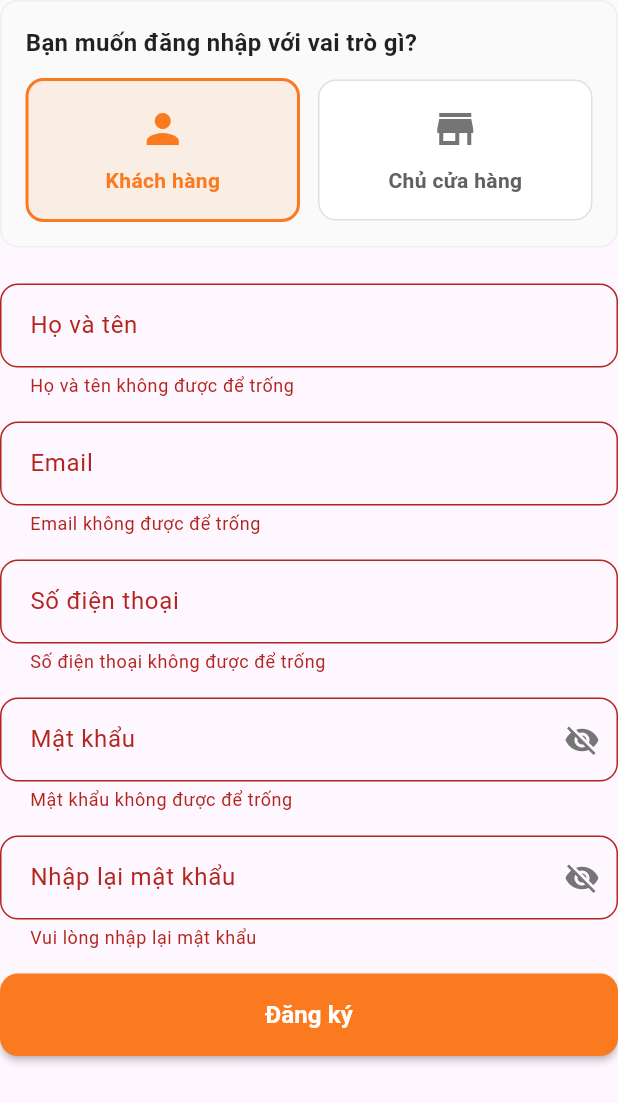
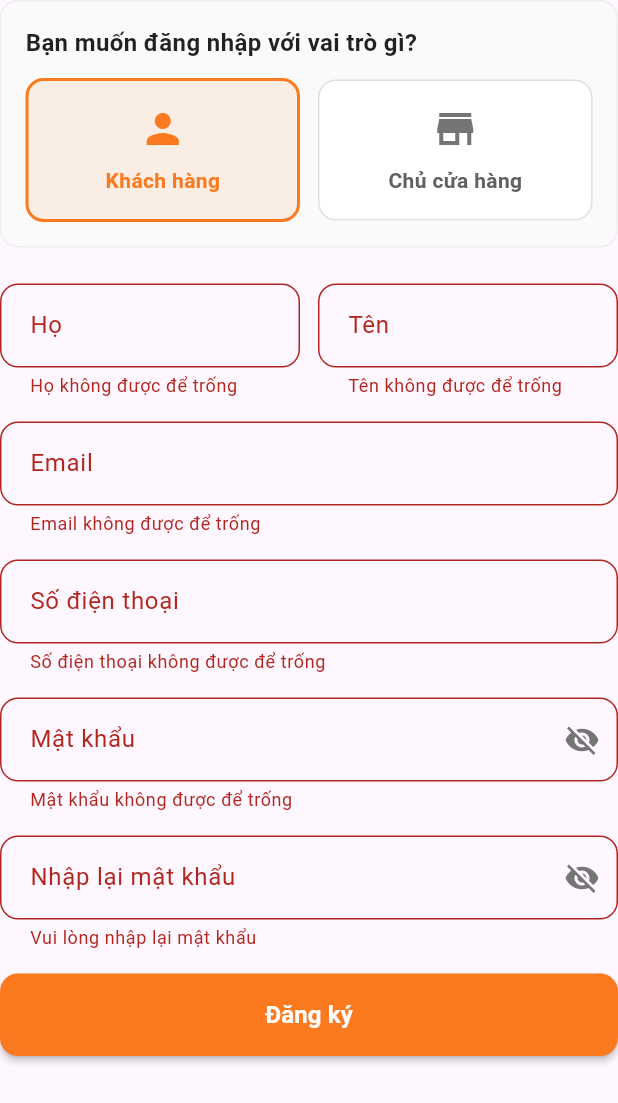
Before and after one commit to tuanbin298/PickMe, a Flutter app: the RegisterForm widget shown alone on an empty page, opened directly, after a tap on "Đăng ký", on a phone screen of 412 x 824 dp. Shown: the top 1103 px of the screen. Run offline on Flutter 3.47's test engine with Material 3 defaults, Android fonts, the phone set to English and light mode, and no system bars; our stand-ins replace flutter_dotenv, shared_preferences; accounts and stored records are empty.

Commit message:
Add logic Register

```diff
--- /dev/null
+++ b/pickme_fe_app/devtools_options.yaml
@@ -0,0 +1,3 @@
+description: This file stores settings for Dart & Flutter DevTools.
+documentation: https://docs.flutter.dev/tools/devtools/extensions#configure-extension-enablement-states
+extensions:
--- /dev/null
+++ b/pickme_fe_app/lib/features/auth/model/registered_user.dart
@@ -0,0 +1,51 @@
+class RegisteredUser {
+  final String id;
+  final String username;
+  final String email;
+  final String firstName;
+  final String lastName;
+  final String role;
+  final String? createdAt;
+  final String? lastLoginAt;
+  final bool isActive;
+
+  RegisteredUser({
+    required this.id,
+    required this.username,
+    required this.email,
+    required this.firstName,
+    required this.lastName,
+    required this.role,
+    this.createdAt,
+    this.lastLoginAt,
+    required this.isActive,
+  });
+
+  factory RegisteredUser.fromJson(Map<String, dynamic> json) {
+    return RegisteredUser(
+      id: json['id'] ?? '',
+      username: json['username'] ?? '',
+      email: json['email'] ?? '',
+      firstName: json['firstName'] ?? '',
+      lastName: json['lastName'] ?? '',
+      role: json['role'] ?? '',
+      createdAt: json['createdAt'],
+      lastLoginAt: json['lastLoginAt'],
+      isActive: json['isActive'] ?? false,
+    );
+  }
+
+  Map<String, dynamic> toJson() {
+    return {
+      'id': id,
+      'username': username,
+      'email': email,
+      'firstName': firstName,
+      'lastName': lastName,
+      'role': role,
+      'createdAt': createdAt,
+      'lastLoginAt': lastLoginAt,
+      'isActive': isActive,
+    };
+  }
+}
--- a/pickme_fe_app/lib/features/auth/widgets/register_form.dart
+++ b/pickme_fe_app/lib/features/auth/widgets/register_form.dart
@@ -1,6 +1,7 @@
 import 'package:flutter/material.dart';
-import 'package:shared_preferences/shared_preferences.dart';
 import 'package:pickme_fe_app/core/theme/app_colors.dart';
+import 'package:pickme_fe_app/features/auth/services/register_services.dart';
+import 'package:pickme_fe_app/core/utils/notification_service.dart';
 
 class RegisterForm extends StatefulWidget {
   const RegisterForm({super.key});
@@ -11,7 +12,10 @@ class RegisterForm extends StatefulWidget {
 
 class _RegisterFormState extends State<RegisterForm> {
   final _formKey = GlobalKey<FormState>();
-  final fullNameController = TextEditingController();
+
+  final firstNameController = TextEditingController();
+  final lastNameController = TextEditingController();
+  final emailController = TextEditingController();
   final phoneController = TextEditingController();
   final passwordController = TextEditingController();
   final confirmPasswordController = TextEditingController();
@@ -20,30 +24,43 @@ class _RegisterFormState extends State<RegisterForm> {
   bool showConfirmPassword = false;
   bool isLoading = false;
 
-  String selectedRole = 'customer';
+  String selectedRole = 'Customer';
 
   void handleRegister() async {
     if (!_formKey.currentState!.validate()) return;
 
     setState(() => isLoading = true);
-    await Future.delayed(const Duration(seconds: 1));
 
-    SharedPreferences prefs = await SharedPreferences.getInstance();
-    await prefs.setString("fullName", fullNameController.text.trim());
-    await prefs.setString("phone", phoneController.text.trim());
+    final service = RegisterServices();
+    final result = await service.register(
+      username: phoneController.text.trim(),
+      email: emailController.text.trim(),
+      firstName: firstNameController.text.trim(),
+      lastName: lastNameController.text.trim(),
+      password: passwordController.text.trim(),
+      role: selectedRole.toLowerCase(), // backend thường dùng lowercase
+    );
 
     setState(() => isLoading = false);
 
-    ScaffoldMessenger.of(
+    if (result != null) {
+      NotificationService.showSuccess(context, "Đăng ký thành công");
+
+      Future.delayed(const Duration(milliseconds: 800), () {
+        Navigator.of(context).pushReplacementNamed('/login');
+      });
+    } else {
+      NotificationService.showError(
         context,
-    ).showSnackBar(const SnackBar(content: Text("Đăng ký thành công")));
+        "Đăng ký thất bại. Vui lòng thử lại",
+      );
+    }
   }
 
   @override
   Widget build(BuildContext context) {
     return Form(
       key: _formKey,
-
       autovalidateMode: AutovalidateMode.onUserInteraction,
       child: Column(
         crossAxisAlignment: CrossAxisAlignment.stretch,
@@ -68,27 +85,26 @@ class _RegisterFormState extends State<RegisterForm> {
                   ),
                 ),
                 const SizedBox(height: 12),
-
                 Row(
                   children: [
                     // Customer
                     Expanded(
                       child: GestureDetector(
                         onTap: () {
-                          setState(() => selectedRole = 'customer');
+                          setState(() => selectedRole = 'Customer');
                         },
                         child: Container(
                           padding: const EdgeInsets.all(16),
                           decoration: BoxDecoration(
-                            color: selectedRole == 'customer'
+                            color: selectedRole == 'Customer'
                                 ? AppColors.primary.withOpacity(0.1)
                                 : Colors.white,
                             borderRadius: BorderRadius.circular(12),
                             border: Border.all(
-                              color: selectedRole == 'customer'
+                              color: selectedRole == 'Customer'
                                   ? AppColors.primary
                                   : Colors.grey[300]!,
-                              width: selectedRole == 'customer' ? 2 : 1,
+                              width: selectedRole == 'Customer' ? 2 : 1,
                             ),
                           ),
                           child: Column(
@@ -96,7 +112,7 @@ class _RegisterFormState extends State<RegisterForm> {
                               Icon(
                                 Icons.person,
                                 size: 32,
-                                color: selectedRole == 'customer'
+                                color: selectedRole == 'Customer'
                                     ? AppColors.primary
                                     : Colors.grey[600],
                               ),
@@ -106,7 +122,7 @@ class _RegisterFormState extends State<RegisterForm> {
                                 style: TextStyle(
                                   fontSize: 14,
                                   fontWeight: FontWeight.w600,
-                                  color: selectedRole == 'customer'
+                                  color: selectedRole == 'Customer'
                                       ? AppColors.primary
                                       : Colors.grey[700],
                                 ),
@@ -117,24 +133,25 @@ class _RegisterFormState extends State<RegisterForm> {
                       ),
                     ),
                     const SizedBox(width: 12),
-                    // Vendor
+
+                    // Merchant
                     Expanded(
                       child: GestureDetector(
                         onTap: () {
-                          setState(() => selectedRole = 'vendor');
+                          setState(() => selectedRole = 'Merchant');
                         },
                         child: Container(
                           padding: const EdgeInsets.all(16),
                           decoration: BoxDecoration(
-                            color: selectedRole == 'vendor'
+                            color: selectedRole == 'Merchant'
                                 ? AppColors.primary.withOpacity(0.1)
                                 : Colors.white,
                             borderRadius: BorderRadius.circular(12),
                             border: Border.all(
-                              color: selectedRole == 'vendor'
+                              color: selectedRole == 'Merchant'
                                   ? AppColors.primary
                                   : Colors.grey[300]!,
-                              width: selectedRole == 'vendor' ? 2 : 1,
+                              width: selectedRole == 'Merchant' ? 2 : 1,
                             ),
                           ),
                           child: Column(
@@ -142,7 +159,7 @@ class _RegisterFormState extends State<RegisterForm> {
                               Icon(
                                 Icons.store,
                                 size: 32,
-                                color: selectedRole == 'vendor'
+                                color: selectedRole == 'Merchant'
                                     ? AppColors.primary
                                     : Colors.grey[600],
                               ),
@@ -152,7 +169,7 @@ class _RegisterFormState extends State<RegisterForm> {
                                 style: TextStyle(
                                   fontSize: 14,
                                   fontWeight: FontWeight.w600,
-                                  color: selectedRole == 'vendor'
+                                  color: selectedRole == 'Merchant'
                                       ? AppColors.primary
                                       : Colors.grey[700],
                                 ),
@@ -172,11 +189,14 @@ class _RegisterFormState extends State<RegisterForm> {
           // Form Fields
           Column(
             children: [
-              // Full Name
-              TextFormField(
-                controller: fullNameController,
+              // First + Last Name (Row)
+              Row(
+                children: [
+                  Expanded(
+                    child: TextFormField(
+                      controller: lastNameController,
                       decoration: InputDecoration(
-                  labelText: "Họ và tên",
+                        labelText: "Họ",
                         border: OutlineInputBorder(
                           borderRadius: BorderRadius.circular(12),
                         ),
@@ -195,22 +215,51 @@ class _RegisterFormState extends State<RegisterForm> {
                       ),
                       validator: (value) {
                         if (value == null || value.trim().isEmpty) {
-                    return "Họ và tên không được để trống";
-                  } else if (value.trim().length < 2) {
-                    return "Họ và tên phải có ít nhất 2 ký tự";
-                  } else if (!RegExp(r'^[a-zA-ZÀ-ỹ\s]+$').hasMatch(value)) {
-                    return "Họ và tên chỉ được chứa chữ cái và khoảng trắng";
+                          return "Họ không được để trống";
                         }
                         return null;
                       },
                     ),
+                  ),
+                  const SizedBox(width: 12),
+                  Expanded(
+                    child: TextFormField(
+                      controller: firstNameController,
+                      decoration: InputDecoration(
+                        labelText: "Tên",
+                        border: OutlineInputBorder(
+                          borderRadius: BorderRadius.circular(12),
+                        ),
+                        enabledBorder: OutlineInputBorder(
+                          borderRadius: BorderRadius.circular(12),
+                          borderSide: BorderSide(color: Colors.grey[300]!),
+                        ),
+                        focusedBorder: OutlineInputBorder(
+                          borderRadius: BorderRadius.circular(12),
+                          borderSide: BorderSide(color: Colors.grey[300]!),
+                        ),
+                        contentPadding: const EdgeInsets.symmetric(
+                          horizontal: 16,
+                          vertical: 16,
+                        ),
+                      ),
+                      validator: (value) {
+                        if (value == null || value.trim().isEmpty) {
+                          return "Tên không được để trống";
+                        }
+                        return null;
+                      },
+                    ),
+                  ),
+                ],
+              ),
 
               const SizedBox(height: 16),
 
-              // Phone Number
+              // Email
               TextFormField(
-                controller: phoneController,
-                keyboardType: TextInputType.phone,
+                controller: emailController,
+                keyboardType: TextInputType.emailAddress,
                 decoration: InputDecoration(
                   labelText: "Email",
                   border: OutlineInputBorder(
@@ -236,7 +285,6 @@ class _RegisterFormState extends State<RegisterForm> {
                     return "Email không được để trống";
                   }
 
-                  // Regex kiểm tra email
                   if (!RegExp(
                     r'^[\w-\.]+@([\w-]+\.)+[\w-]{2,4}$',
                   ).hasMatch(trimmed)) {
```
Also changed, not shown: pickme_fe_app/lib/core/utils/notification_service.dart (added, +24 -0 lines), pickme_fe_app/lib/features/auth/model/user.dart (+10 -0 lines), pickme_fe_app/lib/features/auth/services/register_services.dart (added, +48 -0 lines), 1 other file. Lines whose indentation alone changed are shown as unchanged.
